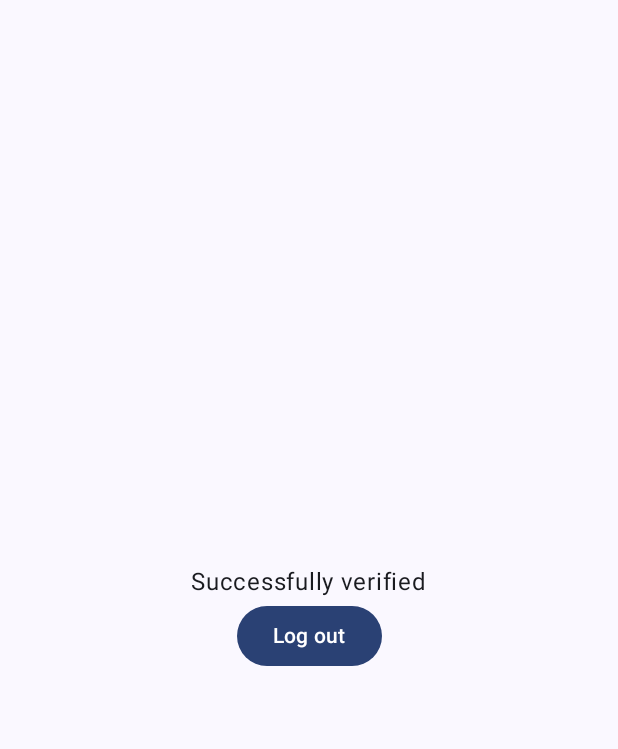
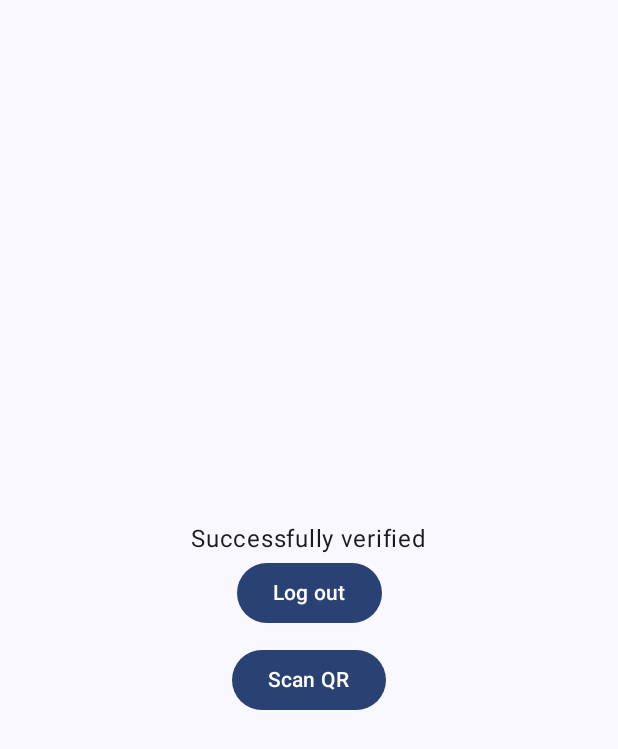
Before and after one commit to Medi-Pal/Medipal-Android, an Android app built with Jetpack Compose: the HomeScreen screen opened through its navigation route, on a phone screen of 412 x 824 dp. Shown: the top 749 px of the screen. Run offline under Robolectric (Android 15) with nearby library versions, the phone set to English and light mode, and no system bars; our stand-ins replace Firebase (no records; nobody signed in at launch, a user with empty details on screens opened directly).

Commit message:
fix: navigation bugs

```diff
--- a/app/src/main/java/com/example/medipal/ui/AuthViewModel.kt
+++ b/app/src/main/java/com/example/medipal/ui/AuthViewModel.kt
@@ -58,7 +58,8 @@ class AuthViewModel: ViewModel() {
                             authenticationStatus = AuthenticationStatus.Authenticated
                         )
                     }
-                    navController.popBackStack(route = "home", inclusive = false, saveState = false)
+                    navController.popBackStack(route = "login", inclusive = true)
+                    navController.navigate("home")
                 } else {
                     if(task.exception is FirebaseAuthInvalidCredentialsException) {
                         Toast.makeText(context, "Invalid OTP", Toast.LENGTH_SHORT).show()
--- a/app/src/main/java/com/example/medipal/ui/screens/HomeScreen.kt
+++ b/app/src/main/java/com/example/medipal/ui/screens/HomeScreen.kt
@@ -2,15 +2,16 @@ package com.example.medipal.ui.screens
 
 import androidx.compose.foundation.layout.Arrangement
 import androidx.compose.foundation.layout.Column
+import androidx.compose.foundation.layout.Spacer
 import androidx.compose.foundation.layout.fillMaxSize
+import androidx.compose.foundation.layout.height
 import androidx.compose.material3.Button
 import androidx.compose.material3.Text
 import androidx.compose.runtime.Composable
 import androidx.compose.ui.Alignment
 import androidx.compose.ui.Modifier
-import androidx.lifecycle.viewmodel.compose.viewModel
+import androidx.compose.ui.unit.dp
 import androidx.navigation.NavController
-import com.example.medipal.ui.AuthViewModel
 
 @Composable
 fun HomeScreen(
@@ -29,5 +30,11 @@ fun HomeScreen(
         }) {
             Text(text = "Log out")
         }
+        Spacer(modifier = modifier.height(10.dp))
+        Button(onClick = {
+            navController.navigate("qrScanner")
+        }) {
+            Text(text = "Scan QR")
+        }
     }
 }
```
Also changed, not shown: app/src/main/java/com/example/medipal/ui/screens/MainScreen.kt (+6 -1 lines).
